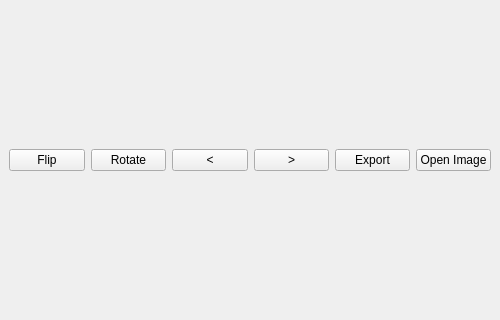
First picture: the form in main_ui.ui, repository zhangwanjun4843/image_viewer, before the edit; both pictures show x 0 to 500 and y 165 to 485 of the 500 by 650 pixel window.
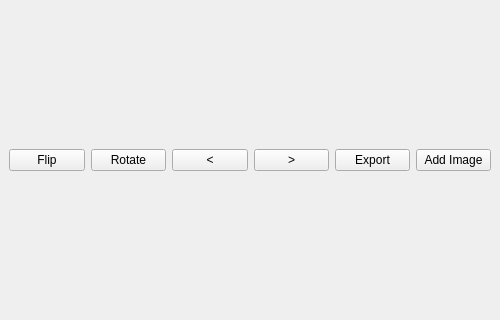
Second picture: the form after the edit.

Commit message: checkpoint before making custom image item

Diff of the .ui file:
```diff
--- a/main_ui.ui
+++ b/main_ui.ui
@@ -129,7 +129,7 @@
           <item>
            <widget class="QPushButton" name="open_btn">
             <property name="text">
-             <string>Open Image</string>
+             <string>Add Image</string>
             </property>
             <property name="shortcut">
              <string>O</string>
```
Left out of the diff: 2 changed lines with no effect on the pictures. The commit also changes 4 other files.
